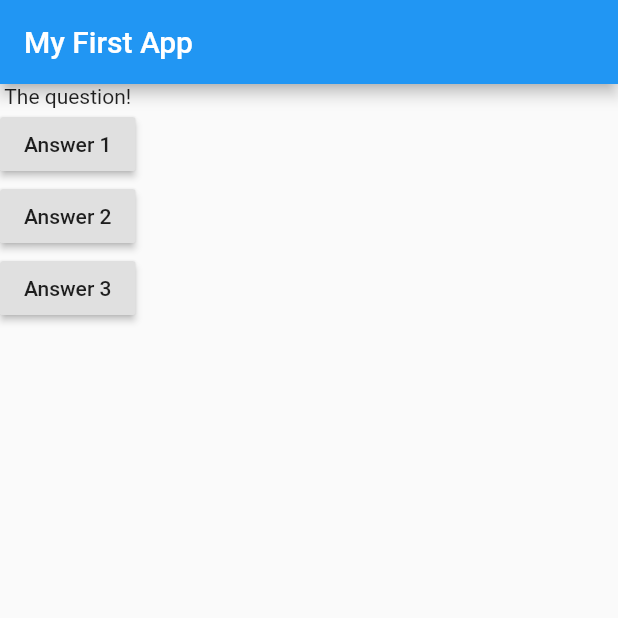
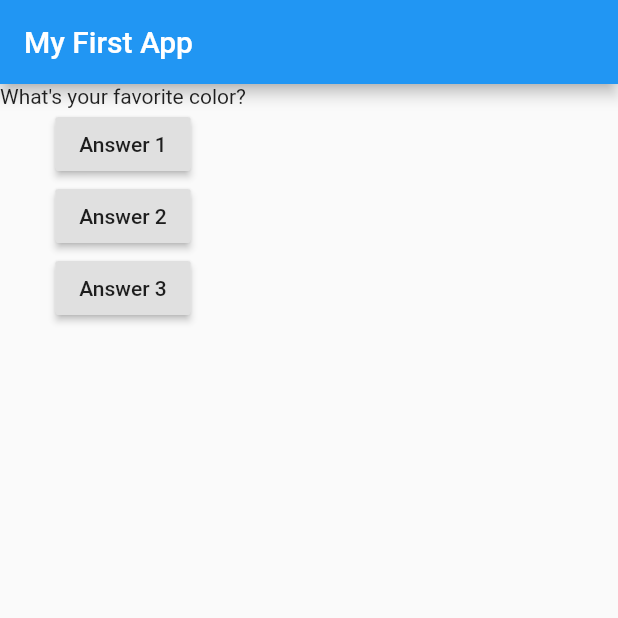
Before and after one commit to YuckiestPenguin/flutter_complete_guide, a Flutter app: the screen it shows after launch, after a tap on "Answer 1", on a phone screen of 412 x 824 dp, the top half of it. Run offline on Flutter 3.47's test engine with Material 2 defaults, Android fonts, the phone set to English and light mode, and no system bars.

Commit message:
adding increment index function

```diff
--- a/lib/main.dart
+++ b/lib/main.dart
@@ -4,10 +4,13 @@ import 'package:flutter/widgets.dart';
 void main() => runApp(MyApp());
 
 class MyApp extends StatelessWidget {
+  var questionIndex = 0;
+
   @override
   Widget build(BuildContext context) {
     void answerQuestion() {
-      print('Answer Chosen!');
+      questionIndex = questionIndex + 1;
+      print(questionIndex);
     }
 
     var questions = [
@@ -21,7 +24,7 @@ class MyApp extends StatelessWidget {
         ),
         body: Column(
           children: [
-            Text('The question!'),
+            Text(questions[questionIndex]),
             RaisedButton(
               child: Text('Answer 1'),
               onPressed: answerQuestion,
```
